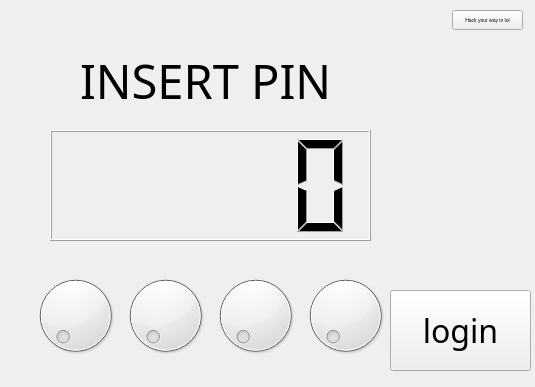
Above: Banksimul-master/loginwindow.ui from VtheWizard/Banksimul before the change. Below: the same form after it.
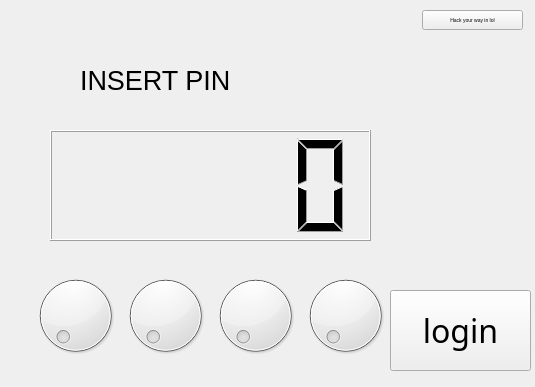
That is the form after the change.

What changed in the file:
```diff
--- a/Banksimul-master/loginwindow.ui
+++ b/Banksimul-master/loginwindow.ui
@@ -109,14 +109,14 @@
     <rect>
      <x>80</x>
      <y>40</y>
-     <width>281</width>
+     <width>291</width>
      <height>81</height>
     </rect>
    </property>
    <property name="font">
     <font>
-     <family>Digital-7 Mono</family>
-     <pointsize>35</pointsize>
+     <family>MS Shell Dlg 2</family>
+     <pointsize>20</pointsize>
     </font>
    </property>
    <property name="text">
@@ -126,9 +126,9 @@
   <widget class="QPushButton" name="pushButton">
    <property name="geometry">
     <rect>
-     <x>452</x>
+     <x>422</x>
      <y>10</y>
-     <width>71</width>
+     <width>101</width>
      <height>20</height>
     </rect>
    </property>
```
